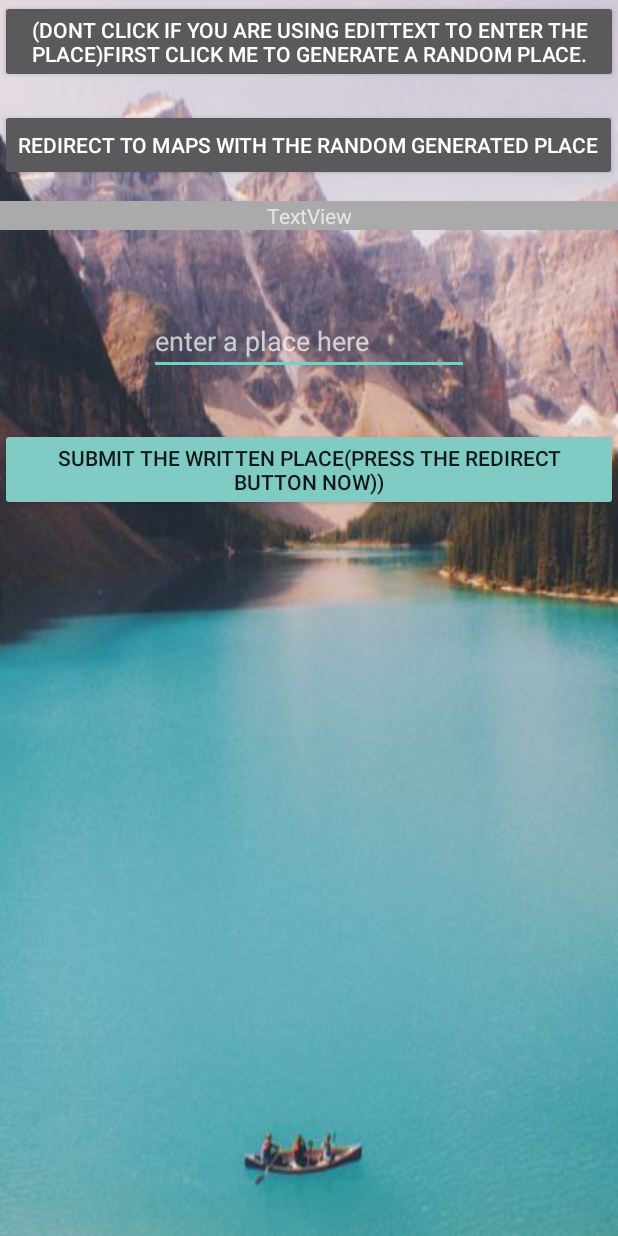
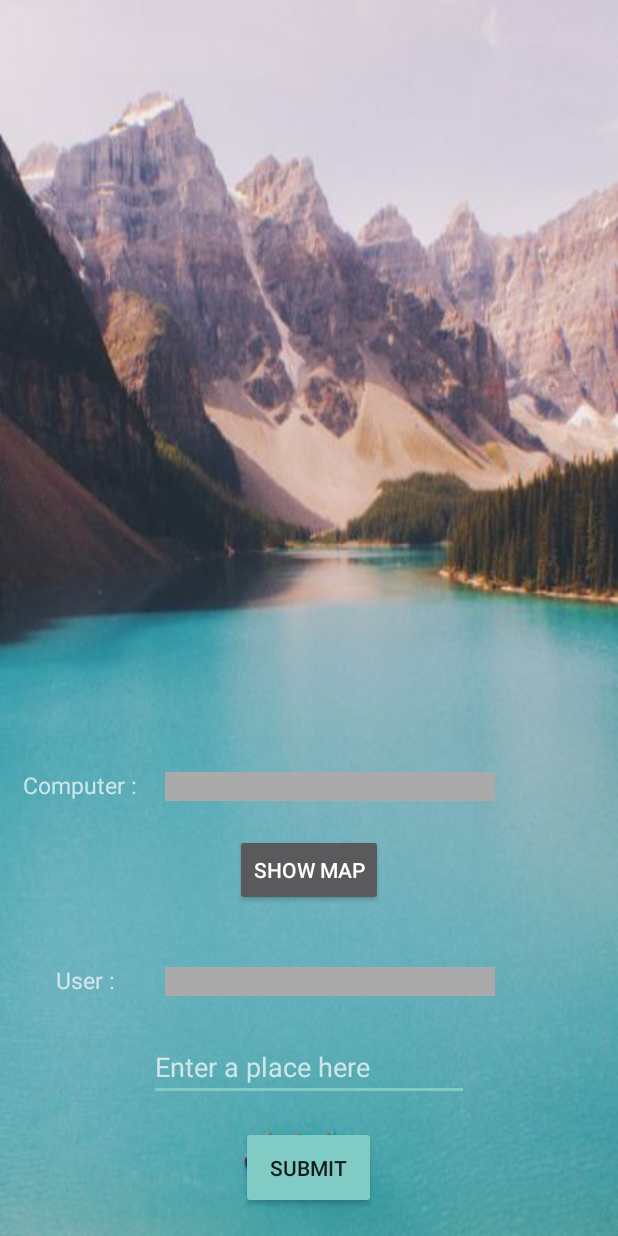
Before and after one commit to deepgosalia1/Atlas, an Android app: the MainActivity screen opened directly, with no data from a screen before it, on a phone screen of 412 x 824 dp. Run offline under Robolectric (Android 15) with nearby library versions, the light colour scheme and no system bars.

Commit message:
only icon not working

```diff
--- a/app/build.gradle
+++ b/app/build.gradle
@@ -27,6 +27,4 @@ dependencies {
     testImplementation 'junit:junit:4.12'
     androidTestImplementation 'com.android.support.test:runner:1.0.1'
     androidTestImplementation 'com.android.support.test.espresso:espresso-core:3.0.1'
-    compile 'com.felipecsl:gifimageview:2.1.0'
-    compile 'commons-io:commons-io:2.4'
 }
--- a/app/src/main/java/com/example/anonym/atlas/MainActivity.java
+++ b/app/src/main/java/com/example/anonym/atlas/MainActivity.java
@@ -17,40 +17,134 @@ import java.io.InputStreamReader;
 import java.util.ArrayList;
 import java.util.Random;
 
-/**
- * Created by Anonym on 17-03-2018.
- */
 
 public class MainActivity extends AppCompatActivity{
 
     private String IncomingPlace,randomselectedplace,placeEntered,final_place_to_be_passed;
     Random random=new Random();
-    ArrayList<String> placelist=new ArrayList<>();
-    TextView display_random_place;
+    ArrayList<String> placelist=new ArrayList<String>();
+    ArrayList<String> temporary=new ArrayList<String>();
+    ArrayList<String> turnlist=new ArrayList<String>();
+    ArrayList<String> caplist=new ArrayList<String>();
+    TextView comp_place;
+    TextView user_place;
     EditText enterplace;
+    int firstuse=0;
+    Character x = '#';
+    private boolean userTurn = false;
 
-    public void generatePlace(View view){
-
-        //taken a random place for current testing purposes.
-        randomselectedplace=placelist.get(random.nextInt(placelist.size()));
-        display_random_place.setText(randomselectedplace);
-        final_place_to_be_passed=randomselectedplace;
-
-    }
     public void redirectToMaps(View view){
-
         Intent intent1 = new Intent(MainActivity.this,MapsActivity.class);
         intent1.putExtra("trial",final_place_to_be_passed);
         startActivity(intent1);
-
     }
 
     public void submitplace(View view){
+        placeEntered=enterplace.getText().toString().toLowerCase();
+        Character temp = placeEntered.charAt(0);
+        Log.i("place enter index 0 : ",temp.toString());
+        Log.i("place enter index 0 : ",x.toString());
+        Log.i("place enter index 0 : ",String.valueOf(firstuse));
+        if((turnlist.contains(placeEntered) && firstuse==1 || (turnlist.contains(placeEntered) && temp==x))) {
+            int index = turnlist.indexOf(placeEntered);
+            String place = caplist.get(index);
+            user_place.setText(place);
+            final_place_to_be_passed=placeEntered;
+            turnlist.remove(placeEntered);
+            caplist.remove(place);
+            computerturn();
+        }
+        else if(!turnlist.contains(placeEntered) || temp!=x){
+            Toast.makeText(this,"Computer challenged, place invalid or repeated",Toast.LENGTH_SHORT).show();
+            Toast.makeText(this,"Computer Wins !!",Toast.LENGTH_SHORT).show();
+            onStart(null);
+        }
+    }
 
-        placeEntered=enterplace.getText().toString();
-        display_random_place.setText(placeEntered);
-        final_place_to_be_passed=placeEntered;
+    public void computerturn(){
+        int flag=0;
+        Character initial=null;
+        String input;
+        Log.i("input:",user_place.getText().toString());
+        if (firstuse==1)
+        {
+            int no = random.nextInt(caplist.size())-1;
+            String temp = caplist.get(no);
+            comp_place.setText(temp);
+            Log.i("Output : ",temp);
+            enterplace.setText("");
+            turnlist.remove(no);
+            caplist.remove(no);
+            x = temp.charAt(temp.length()-1);
+            enterplace.setHint("Enter a place from "+x.toString());
+            firstuse=0;
+        }
+        else
+        {
+            input = user_place.getText().toString().toLowerCase();
+            initial = input.charAt(input.length()-1);
+            String result;
+            int low=0;
+            int high = caplist.size()-1;
 
+            while(low<=high)
+            {
+                int mid=(low+high)/2;
+                String getword = turnlist.get(mid);
+                Log.i("Info: len of getword",String.valueOf(getword.length()));
+                if(mid==turnlist.size())
+                    break;
+                Character test = turnlist.get(mid).toLowerCase().charAt(0);
+                Log.i("Info:Initial of place",test.toString());
+                if(test==initial)
+                {
+                    result = caplist.get(mid);
+                    comp_place.setText(result);
+                    Log.i("Output : ",result);
+                    enterplace.setText("");
+                    turnlist.remove(mid);
+                    caplist.remove(mid);
+                    x = result.charAt(result.length()-1);
+                    enterplace.setHint("Enter a place from "+x.toString());
+                    flag=1;
+                    break;
+                }
+                else if(test < initial) {
+                    low = mid + 1;
+                    Log.i("Info: low val ", String.valueOf(low));
+                }
+                else {
+                    high = mid - 1;
+                    Log.i("Info: high val ", String.valueOf(high));
+                }
+            }
+            if(flag==0){
+                String print = String.valueOf(initial);
+                Toast.makeText(this,"Computer couldn't find any place from"+print.toUpperCase(),Toast.LENGTH_SHORT).show();
+                Toast.makeText(this,"You Win !!",Toast.LENGTH_SHORT).show();
+                onStart(null);
+            }
+        }
+        Log.i("Placelist + temp size",String.valueOf(placelist.size()) +"+"+String.valueOf(temporary.size()));
+        Log.i("Caplist + turnlist size",String.valueOf(caplist.size()) +"+"+String.valueOf(turnlist.size()));
+    }
+
+    public boolean onStart(View view) {
+        userTurn = random.nextBoolean();
+        user_place.setText("");
+        comp_place.setText("");
+        firstuse=1;
+        caplist.addAll(placelist);
+        turnlist.addAll(temporary);
+        enterplace.setText("");
+        enterplace.setHint("Enter a place here");
+        if (userTurn) {
+            Toast.makeText(this,"User Turn",Toast.LENGTH_SHORT).show();
+        } else {
+            Toast.makeText(this,"Computer Turn",Toast.LENGTH_SHORT).show();
+            computerturn();
+        }
+        return true;
     }
 
     @Override
@@ -58,8 +152,8 @@ public class MainActivity extends AppCompatActivity{
         super.onCreate(savedInstanceState);
         setContentView(R.layout.activity_main);
         Intent intent=getIntent();
-        intent.getStringExtra("mode");
-        display_random_place=(TextView)findViewById(R.id.displayrandomplace);
+        comp_place=(TextView)findViewById(R.id.comp_place);
+        user_place=(TextView)findViewById(R.id.user_place);
         enterplace=findViewById(R.id.enterplace);
         AssetManager assetManager = getAssets();
         try {
@@ -69,10 +163,11 @@ public class MainActivity extends AppCompatActivity{
             while((line = in.readLine()) != null) {
                 IncomingPlace = line.trim();
                 placelist.add(IncomingPlace);
+                temporary.add(IncomingPlace.toLowerCase());
             }
         } catch (IOException e) {
-            Toast toast = Toast.makeText(this, "Could not load the Places Directory.", Toast.LENGTH_LONG);
-            toast.show();
+            Toast.makeText(this, "Could not load the Places Directory.", Toast.LENGTH_LONG).show();
         }
+        onStart(null);
     }
 }
--- a/app/src/main/res/layout/activity_main.xml
+++ b/app/src/main/res/layout/activity_main.xml
@@ -6,58 +6,90 @@
     android:orientation="vertical">
 
     <Button
-        android:id="@+id/button3"
+        android:id="@+id/generate"
         android:layout_width="wrap_content"
         android:layout_height="wrap_content"
-        android:layout_alignParentTop="true"
+        android:layout_alignParentBottom="true"
         android:layout_centerHorizontal="true"
-        android:layout_weight="0.3"
-        android:elevation="0dp"
+        android:layout_marginBottom="350dp"
         android:onClick="generatePlace"
-        android:text="(Dont click if you are using editText to enter the place)First click me to generate a random place." />
+        android:text="Generate Place"
+        android:visibility="invisible" />
 
     <TextView
-        android:id="@+id/displayrandomplace"
-        android:layout_width="match_parent"
+        android:id="@+id/comp_place"
+        android:layout_width="220dp"
         android:layout_height="wrap_content"
-        android:layout_below="@+id/button2"
-        android:layout_centerHorizontal="true"
-        android:layout_marginTop="13dp"
+        android:layout_alignParentBottom="true"
+        android:layout_marginBottom="290dp"
+        android:layout_marginLeft="110dp"
         android:layout_weight="0.3"
-        android:background="@android:color/darker_gray"
-        android:text="TextView"
-        android:textAlignment="center" />
+        android:background="@android:color/darker_gray" />
+
+    <TextView
+        android:id="@+id/computer"
+        android:layout_width="wrap_content"
+        android:layout_height="wrap_content"
+        android:layout_alignParentBottom="true"
+        android:layout_marginBottom="290dp"
+        android:layout_marginLeft="15dp"
+        android:text="Computer :"
+        android:textAlignment="center"
+        android:textSize="15dp" />
+
+    <TextView
+        android:id="@+id/user_place"
+        android:layout_width="220dp"
+        android:layout_height="wrap_content"
+        android:layout_alignParentBottom="true"
+        android:layout_marginBottom="160dp"
+        android:layout_marginLeft="110dp"
+        android:layout_weight="0.3"
+        android:background="@android:color/darker_gray" />
+
+    <TextView
+        android:id="@+id/user"
+        android:layout_width="wrap_content"
+        android:layout_height="wrap_content"
+        android:layout_alignParentBottom="true"
+        android:layout_marginBottom="160dp"
+        android:layout_marginLeft="37dp"
+        android:text="User :"
+        android:textAlignment="center"
+        android:textSize="15dp" />
 
     <Button
-        android:id="@+id/button2"
+        android:id="@+id/map"
         android:layout_width="wrap_content"
         android:layout_height="wrap_content"
-        android:layout_alignStart="@+id/displayrandomplace"
-        android:layout_below="@+id/button3"
+        android:layout_alignParentBottom="true"
+        android:layout_marginBottom="220dp"
+        android:layout_centerHorizontal="true"
         android:layout_marginTop="17dp"
         android:layout_weight="0.3"
         android:onClick="redirectToMaps"
-        android:text="Redirect To Maps with the random generated place" />
+        android:text="Show Map" />
 
     <EditText
         android:id="@+id/enterplace"
         android:layout_width="wrap_content"
         android:layout_height="wrap_content"
-        android:layout_below="@+id/displayrandomplace"
+        android:layout_alignParentBottom="true"
+        android:layout_marginBottom="90dp"
         android:layout_centerHorizontal="true"
-        android:layout_marginTop="51dp"
         android:ems="10"
         android:hint="enter a place here "
         android:inputType="textPersonName" />
 
     <Button
-        android:id="@+id/button4"
+        android:id="@+id/submit"
         style="@style/Widget.AppCompat.Button.Colored"
-        android:layout_width="wrap_content"
-        android:layout_height="wrap_content"
-        android:layout_below="@+id/enterplace"
+        android:layout_width="90dp"
+        android:layout_height="55dp"
+        android:layout_alignParentBottom="true"
+        android:layout_marginBottom="18dp"
         android:layout_centerHorizontal="true"
         android:layout_marginTop="35dp"
         android:onClick="submitplace"
-        android:text="submit the written place(press the redirect button now))" />
+        android:text="Submit" />
 </RelativeLayout>
--- a/app/src/main/res/layout/activity_rules.xml
+++ b/app/src/main/res/layout/activity_rules.xml
@@ -25,8 +25,7 @@
         android:layout_marginStart="30dp"
         android:clickable="true"
         android:onClick="response_hard"
-        app:srcCompat="@drawable/hard_final"
-        style="?android:borderlessButtonStyle"/>
+        app:srcCompat="@drawable/hard_final"/>
 
     <ImageView
         android:id="@+id/easy_image"
@@ -37,8 +36,7 @@
         android:layout_marginEnd="24dp"
         android:clickable="true"
         android:onClick="response_easy"
-        app:srcCompat="@drawable/easy_final"
-        style="?android:borderlessButtonStyle"/>
+        app:srcCompat="@drawable/easy_final"/>
 
     <TextView
         android:id="@+id/rules_list"
```
Also changed, not shown: app/src/main/java/com/example/anonym/atlas/SplashActivity.java (+21 -23 lines), app/src/main/res/layout/activity_splash.xml (+6 -5 lines), app/src/main/assets/splashscreen.gif (deleted), app/src/main/res/drawable/background_main_p.png (added), app/src/main/res/drawable/background_main_s.png (added), app/src/main/res/drawable/background_main_t.png (added), 1 other file.
